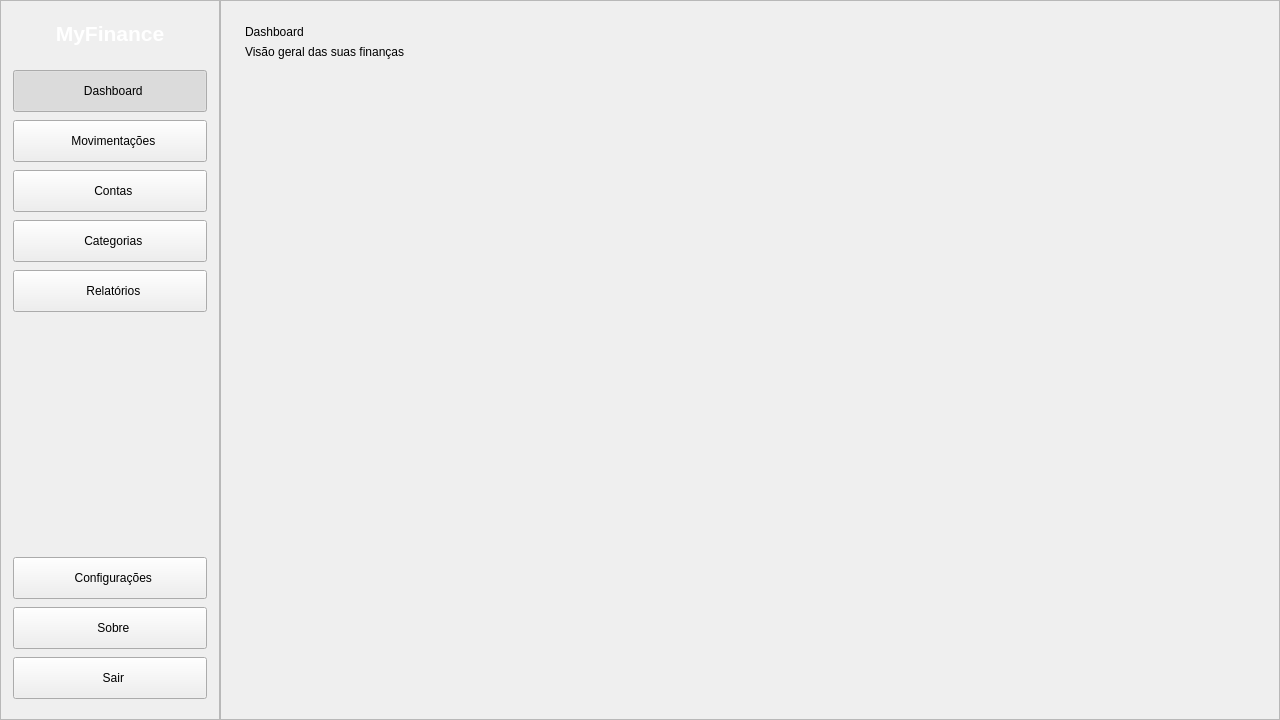
This is ui/main_window.ui in Wedson-Junior/MyFinance as Qt 5 draws it before an edit. The edited form follows.
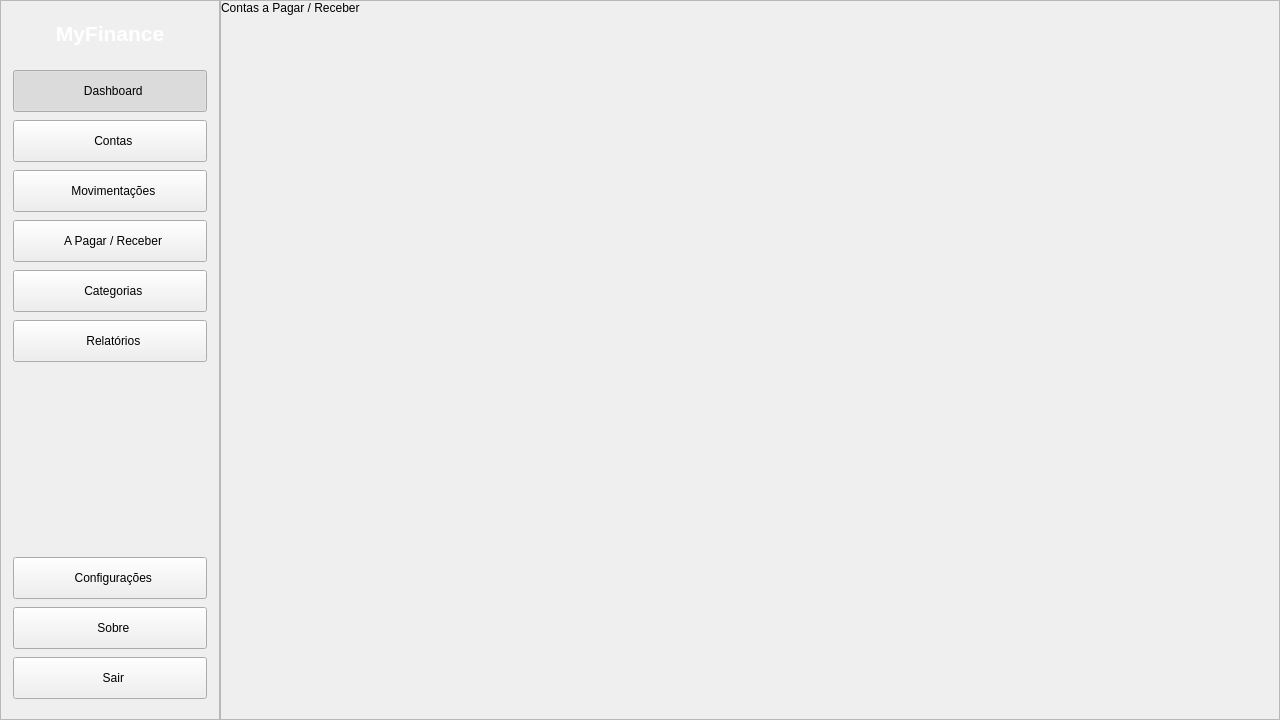
This is the edited form. The open tabs and pages were chosen to show the change.

Commit message:
feat: contas a pagar/receber com haver e recálculo de saldos
Adiciona notas a prazo unificadas, liquidação parcial via haver
com movimentações vinculadas, exclusão em cascata com estorno
e botão nas configurações para recalcular saldos e status.

```diff
--- a/ui/main_window.ui
+++ b/ui/main_window.ui
@@ -97,22 +97,6 @@
         </property>
        </widget>
       </item>
-      <item>
-       <widget class="QPushButton" name="btn_transactions">
-        <property name="minimumSize">
-         <size>
-          <width>0</width>
-          <height>42</height>
-         </size>
-        </property>
-        <property name="text">
-         <string>  Movimentações</string>
-        </property>
-        <property name="checkable">
-         <bool>true</bool>
-        </property>
-       </widget>
-      </item>
       <item>
        <widget class="QPushButton" name="btn_accounts">
         <property name="minimumSize">
@@ -129,6 +113,38 @@
         </property>
        </widget>
       </item>
+      <item>
+       <widget class="QPushButton" name="btn_transactions">
+        <property name="minimumSize">
+         <size>
+          <width>0</width>
+          <height>42</height>
+         </size>
+        </property>
+        <property name="text">
+         <string>  Movimentações</string>
+        </property>
+        <property name="checkable">
+         <bool>true</bool>
+        </property>
+       </widget>
+      </item>
+      <item>
+       <widget class="QPushButton" name="btn_payables">
+        <property name="minimumSize">
+         <size>
+          <width>0</width>
+          <height>42</height>
+         </size>
+        </property>
+        <property name="text">
+         <string>  A Pagar / Receber</string>
+        </property>
+        <property name="checkable">
+         <bool>true</bool>
+        </property>
+       </widget>
+      </item>
       <item>
        <widget class="QPushButton" name="btn_categories">
         <property name="minimumSize">
@@ -380,6 +396,49 @@
           </item>
          </layout>
         </widget>
+        <widget class="QWidget" name="page_payables">
+         <layout class="QVBoxLayout" name="payablesLayout">
+          <property name="leftMargin">
+           <number>0</number>
+          </property>
+          <property name="topMargin">
+           <number>0</number>
+          </property>
+          <property name="rightMargin">
+           <number>0</number>
+          </property>
+          <property name="bottomMargin">
+           <number>0</number>
+          </property>
+          <item>
+           <widget class="QLabel" name="lbl_payables_title">
+            <property name="text">
+             <string>Contas a Pagar / Receber</string>
+            </property>
+           </widget>
+          </item>
+          <item>
+           <widget class="QLabel" name="lbl_payables_placeholder">
+            <property name="text">
+             <string/>
+            </property>
+           </widget>
+          </item>
+          <item>
+           <spacer name="payablesSpacer">
+            <property name="orientation">
+             <enum>Qt::Orientation::Vertical</enum>
+            </property>
+            <property name="sizeHint" stdset="0">
+             <size>
+              <width>20</width>
+              <height>40</height>
+             </size>
+            </property>
+           </spacer>
+          </item>
+         </layout>
+        </widget>
         <widget class="QWidget" name="page_categories">
          <layout class="QVBoxLayout" name="categoriesLayout">
           <property name="leftMargin">
```
Left out of the diff: 43 changed lines with no effect on the pictures. The commit also changes 13 other files.
